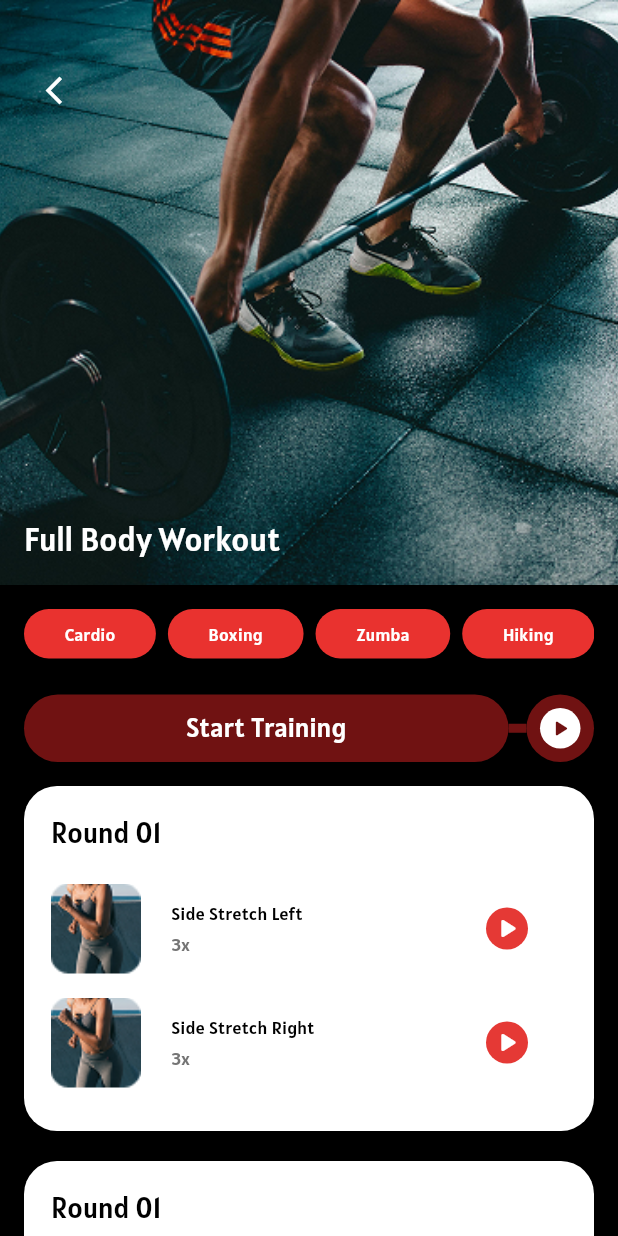
After one commit to Sashmitha4x/flutter-fitness-app, a Flutter app: the WorkoutPlanScreen screen opened by its route, on a phone screen of 412 x 824 dp. The commit adds this screen. Run offline on Flutter 3.47's test engine with Material 3 defaults, Android fonts, the phone set to English and light mode, and no system bars; our stand-ins replace go_router.

Commit message:
Workout screen update

```diff
--- a/lib/core/routes/app_router.dart
+++ b/lib/core/routes/app_router.dart
@@ -2,6 +2,7 @@ import 'package:flutter/material.dart';
 import 'package:go_router/go_router.dart';
 import '../../presentation/screens/dashboard_screen.dart';
 import '../../presentation/screens/splash_screen.dart';
+import '../../presentation/screens/workout_plan_screen.dart';
 
 class AppRouter {
   static const String splash = '/';
@@ -21,12 +22,11 @@ class AppRouter {
         name: 'dashboard',
         builder: (context, state) => const DashboardScreen(),
       ),
-      // Workout Plan Route (will be added in Phase 3)
-      // GoRoute(
-      //   path: workoutPlan,
-      //   name: 'workoutPlan',
-      //   builder: (context, state) => const WorkoutPlanScreen(),
-      // ),
+      GoRoute(
+        path: workoutPlan,
+        name: 'workoutPlan',
+        builder: (context, state) => const WorkoutPlanScreen(),
+      ),
     ],
     errorBuilder: (context, state) => Scaffold(
       body: Center(
--- a/lib/core/theme/text_style.dart
+++ b/lib/core/theme/text_style.dart
@@ -14,7 +14,7 @@ class AppTextStyles {
   );
   static const TextStyle dashboardGreeting = TextStyle(
     fontFamily: AppFonts.primary,
-    fontSize: 24,
+    fontSize: 22,
     fontWeight: FontWeight.normal,
     color: AppColors.textPrimary,
     height: 1.3,
@@ -30,7 +30,7 @@ class AppTextStyles {
   // Section Headers
   static const TextStyle sectionHeader = TextStyle(
     fontFamily: AppFonts.primary,
-    fontSize: 20,
+    fontSize: 18,
     fontWeight: FontWeight.normal,
     color: AppColors.textPrimary,
   );
--- a/lib/presentation/cards/promo_card.dart
+++ b/lib/presentation/cards/promo_card.dart
@@ -21,7 +21,7 @@ class PromoCard extends StatelessWidget {
     return GestureDetector(
       onTap: onPressed,
       child: Container(
-        height: 130,
+        height: 120,
         decoration: BoxDecoration(
           borderRadius: BorderRadius.circular(AppSizes.radiusM),
           image: DecorationImage(
@@ -38,7 +38,7 @@ class PromoCard extends StatelessWidget {
                 title,
                 style: const TextStyle(
                   color: AppColors.textPrimary,
-                  fontSize: 20,
+                  fontSize: 18,
                   fontWeight: FontWeight.w400,
                 ),
                 textAlign: TextAlign.center,
--- a/lib/presentation/cards/recommended_card.dart
+++ b/lib/presentation/cards/recommended_card.dart
@@ -16,7 +16,7 @@ class RecommendedCard extends StatelessWidget {
     return GestureDetector(
       onTap: onTap,
       child: Container(
-        width: 125,
+        width: 120,
         height: 85,
         decoration: BoxDecoration(
           borderRadius: BorderRadius.circular(AppSizes.radiusM),
--- /dev/null
+++ b/lib/presentation/cards/round_card.dart
@@ -0,0 +1,48 @@
+import 'package:flutter/material.dart';
+import 'package:task2_fitness_app/presentation/widgets/items/exercise_item.dart';
+
+class RoundCard extends StatelessWidget {
+  final String roundTitle;
+  final List<Map<String, dynamic>> exercises;
+
+  const RoundCard({
+    super.key,
+    required this.roundTitle,
+    required this.exercises,
+  });
+
+  @override
+  Widget build(BuildContext context) {
+    return SizedBox(
+      height: 250,
+      child: Container(
+        margin: const EdgeInsets.only(bottom: 20),
+        padding: const EdgeInsets.all(18),
+        decoration: BoxDecoration(
+          color: const Color(0xFFFFFFFF),
+          borderRadius: BorderRadius.circular(22),
+        ),
+        child: Column(
+          crossAxisAlignment: CrossAxisAlignment.start,
+          children: [
+            Text(
+              roundTitle,
+              style: const TextStyle(
+                color: Color(0xFF000000),
+                fontSize: 19,
+                fontWeight: FontWeight.w400,
+              ),
+            ),
+            const SizedBox(height: 12),
+            ...exercises.map((exercise) => ExerciseItem(
+                  imagePath: exercise['image'],
+                  exerciseName: exercise['name'],
+                  reps: exercise['reps'],
+                  onPressed: exercise['onPressed'],
+                )),
+          ],
+        ),
+      ),
+    );
+  }
+}
--- a/lib/presentation/cards/workout_card.dart
+++ b/lib/presentation/cards/workout_card.dart
@@ -13,7 +13,6 @@ class WorkoutCard extends StatelessWidget {
     required this.onPressed,
     this.buttonColor,
   });
-
   @override
   Widget build(BuildContext context) {
     return Container(
--- a/lib/presentation/screens/dashboard_screen.dart
+++ b/lib/presentation/screens/dashboard_screen.dart
@@ -17,7 +17,7 @@ class DashboardScreen extends StatelessWidget {
       backgroundColor: AppColors.primaryBackground,
       body: SafeArea(
         child: SingleChildScrollView(
-          padding: EdgeInsets.all(AppSizes.paddingS),
+          padding: EdgeInsets.all(AppSizes.paddingM),
           child: Column(
             crossAxisAlignment: CrossAxisAlignment.start,
             children: [
--- /dev/null
+++ b/lib/presentation/screens/workout_plan_screen.dart
@@ -0,0 +1,131 @@
+import 'package:flutter/material.dart';
+import 'package:task2_fitness_app/presentation/cards/round_card.dart';
+import 'package:task2_fitness_app/presentation/widgets/buttons/primary_button.dart';
+import 'package:task2_fitness_app/presentation/widgets/chips/category_chip.dart';
+import '../../../core/theme/app_sizes.dart';
+
+class WorkoutPlanScreen extends StatelessWidget {
+  const WorkoutPlanScreen({super.key});
+
+  @override
+  Widget build(BuildContext context) {
+    return Scaffold(
+      backgroundColor: const Color(0xFF000000),
+      body: Stack(
+        children: [
+          SingleChildScrollView(
+            child: Column(
+              crossAxisAlignment: CrossAxisAlignment.start,
+              children: [
+                Stack(
+                  children: [
+                    SizedBox(
+                      width:  double.infinity,
+                      child: Container(
+                        height: 390,
+                        decoration: const BoxDecoration(
+                          image: DecorationImage(
+                            image: AssetImage('assets/images/work_out1.png'),
+                            fit: BoxFit.cover,
+                          ),
+                        ),
+                      ),
+                    ),
+                    Positioned(
+                      top: 40,
+                      left: 16,
+                      child: GestureDetector(
+                        onTap: () => Navigator.pop(context),
+                        child: Container(
+                          width: 40,
+                          height: 40,
+                          decoration: const BoxDecoration(
+                            color: Colors.transparent,
+                            shape: BoxShape.circle,
+                          ),
+                          child: const Icon(
+                            Icons.arrow_back_ios_new,
+                            color: Color(0xFFFFFFFF),
+                            size: 22,
+                          ),
+                        ),
+                      ),
+                    ),
+                    Positioned(
+                      bottom: 16,
+                      left: 16,
+                      child: Text(
+                        'Full Body Workout',
+                        style: const TextStyle(
+                          color: Color(0xFFFFFFFF),
+                          fontSize: 22,
+                          fontWeight: FontWeight.w400,
+                        ),
+                      ),
+                    ),
+                  ],
+                ),
+                Padding(
+                  padding: EdgeInsets.all(AppSizes.paddingM),
+                  child: Column(
+                    crossAxisAlignment: CrossAxisAlignment.start,
+                    children: [
+                      SingleChildScrollView(
+                        scrollDirection: Axis.horizontal,
+                        child: Row(
+                          children: const [
+                            CategoryChip(label: 'Cardio'),
+                            SizedBox(width: 8),
+                            CategoryChip(label: 'Boxing'),
+                            SizedBox(width: 8),
+                            CategoryChip(label: 'Zumba'),
+                            SizedBox(width: 8),
+                            CategoryChip(label: 'Hiking'),
+                          ],
+                        ),
+                      ),
+                      SizedBox(height: AppSizes.spaceL),
+                      PrimaryButton(
+                        text: 'Start Training',
+                        onPressed: () {},
+                      ),
+                      SizedBox(height: AppSizes.spaceM),
+                      RoundCard(
+                        roundTitle: 'Round 01',
+                        exercises: [
+                          {
+                            'image': 'assets/images/work_out2.png',
+                            'name': 'Side Stretch Left',
+                            'reps': '3x',
+                            'onPressed': () {},
+                          },
+                          {
+                            'image': 'assets/images/work_out2.png',
+                            'name': 'Side Stretch Right',
+                            'reps': '3x',
+                            'onPressed': () {},
+                          },
+                        ],
+                      ),
+                      RoundCard(
+                        roundTitle: 'Round 01',
+                        exercises: [
+                          {
+                            'image': 'assets/images/work_out2.png',
+                            'name': 'Side Stretch Left',
+                            'reps': '3x',
+                            'onPressed': () {},
+                          },
+                        ],
+                      ),
+                    ],
+                  ),
+                ),
+              ],
+            ),
+          ),
+        ],
+      ),
+    );
+  }
+}
--- /dev/null
+++ b/lib/presentation/widgets/chips/category_chip.dart
@@ -0,0 +1,29 @@
+import 'package:flutter/material.dart';
+
+class CategoryChip extends StatelessWidget {
+  final String label;
+
+  const CategoryChip({
+    super.key,
+    required this.label,
+  });
+
+  @override
+  Widget build(BuildContext context) {
+    return Container(
+      padding: const EdgeInsets.symmetric(horizontal: 27, vertical: 8),
+      decoration: BoxDecoration(
+        color: const Color.fromARGB(255, 233, 50, 47),
+        borderRadius: BorderRadius.circular(20),
+      ),
+      child: Text(
+        label,
+        style: const TextStyle(
+          color: Color(0xFFFFFFFF),
+          fontSize: 12,
+          fontWeight: FontWeight.w400,
+        ),
+      ),
+    );
+  }
+}
--- /dev/null
+++ b/lib/presentation/widgets/items/exercise_item.dart
@@ -0,0 +1,79 @@
+import 'package:flutter/material.dart';
+
+class ExerciseItem extends StatelessWidget {
+  final String imagePath;
+  final String exerciseName;
+  final String reps;
+  final VoidCallback onPressed;
+
+  const ExerciseItem({
+    super.key,
+    required this.imagePath,
+    required this.exerciseName,
+    required this.reps,
+    required this.onPressed,
+  });
+
+  @override
+  Widget build(BuildContext context) {
+    return Padding(
+      padding: const EdgeInsets.symmetric(vertical: 8),
+      child: Row(
+        children: [
+          Container(
+            width: 60,
+            height: 60,
+            decoration: BoxDecoration(
+              borderRadius: BorderRadius.circular(8),
+              image: DecorationImage(
+                image: AssetImage(imagePath),
+                fit: BoxFit.cover,
+              ),
+            ),
+          ),
+          const SizedBox(width: 20),
+          Expanded(
+            child: Column(
+              crossAxisAlignment: CrossAxisAlignment.start,
+              children: [
+                Text(
+                  exerciseName,
+                  style: const TextStyle(
+                    color: Color(0xFF000000),
+                    fontSize: 12,
+                    fontWeight: FontWeight.w400,
+                  ),
+                ),
+                const SizedBox(height: 4),
+                Text(
+                  reps,
+                  style: const TextStyle(
+                    color: Color(0xFF757575),
+                    fontSize: 12,
+                    fontWeight: FontWeight.w400,
+                  ),
+                ),
+              ],
+            ),
+          ),
+          GestureDetector(
+            onTap: onPressed,
+            child: Container(
+              width: 80,
+              height: 28,
+              decoration: const BoxDecoration(
+                color: Color(0xFFE53935),
+                shape: BoxShape.circle,
+              ),
+              child: const Icon(
+                Icons.play_arrow_rounded,
+                color: Color(0xFFFFFFFF),
+                size: 22,
+              ),
+            ),
+          ),
+        ],
+      ),
+    );
+  }
+}
```
Also changed, not shown: assets/images/work_out1.png (added), assets/images/work_out2.png (added).
